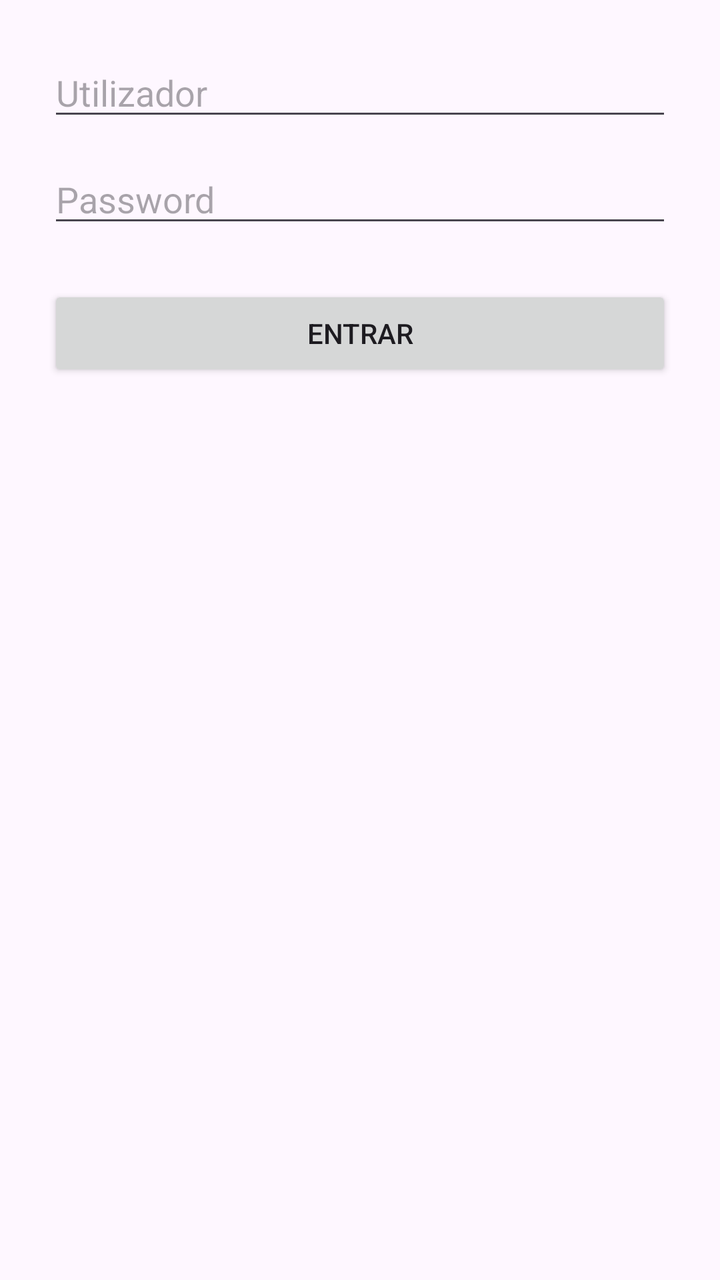
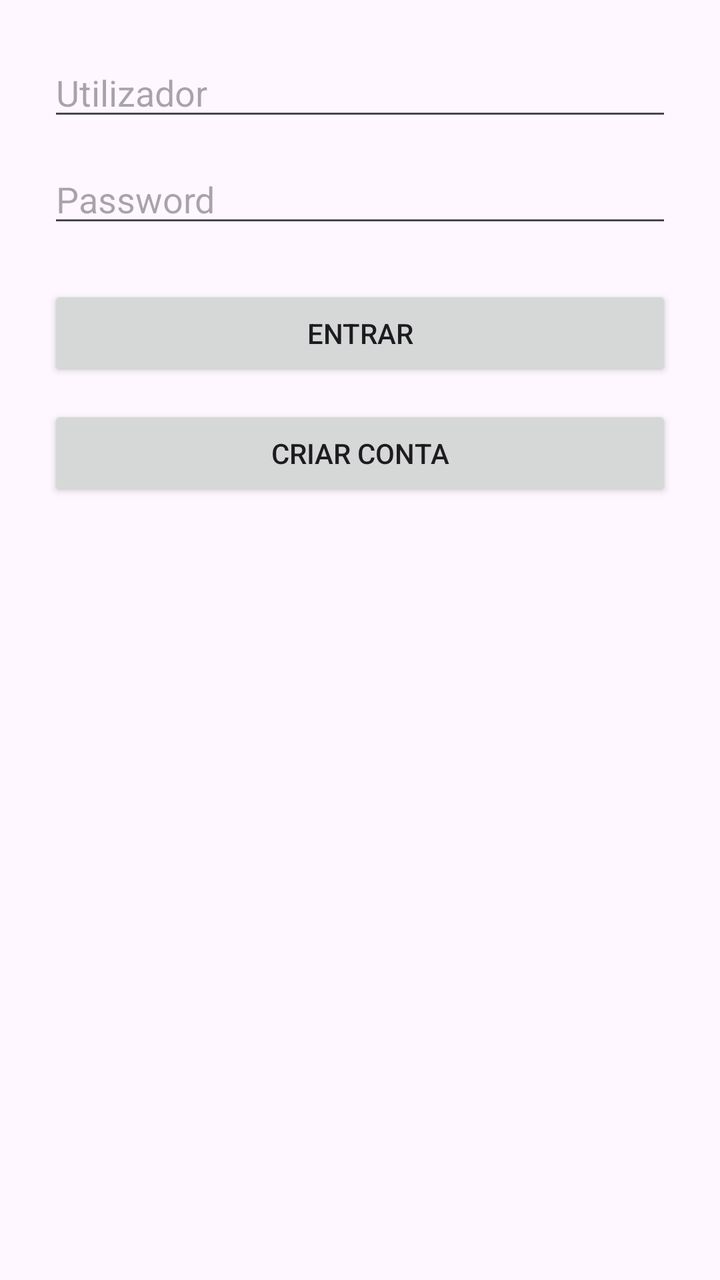

Compare the two renders of this Android layout. The source of the first and the diff that turns it into the second are given below.
<!-- AndroidManifest.xml: application theme Theme.TarefasAPI -->
<!-- res/layout/activity_login.xml -->
<?xml version="1.0" encoding="utf-8"?>
<LinearLayout
    xmlns:android="http://schemas.android.com/apk/res/android"
    android:layout_width="match_parent"
    android:layout_height="match_parent"
    android:orientation="vertical"
    android:padding="24dp">

    
    <EditText
        android:id="@+id/edtUsername"
        android:layout_width="match_parent"
        android:layout_height="wrap_content"
        android:hint="Utilizador" />

    
    <EditText
        android:id="@+id/edtPassword"
        android:layout_width="match_parent"
        android:layout_height="wrap_content"
        android:hint="Password"
        android:inputType="textPassword"
        android:layout_marginTop="12dp" />

    
    <Button
        android:id="@+id/btnLogin"
        android:layout_width="match_parent"
        android:layout_height="wrap_content"
        android:text="Entrar"
        android:layout_marginTop="24dp" />

</LinearLayout>
<!-- resources referenced by this layout -->
<resources>
  <style name="Theme.TarefasAPI" parent="Base.Theme.TarefasAPI" />
  <style name="Base.Theme.TarefasAPI" parent="Theme.Material3.DayNight.NoActionBar">
          
          
      </style>
</resources>

<!-- the commit's change to res/layout/activity_login.xml (unified diff, before → after) -->
@@ -1,6 +1,5 @@
 <?xml version="1.0" encoding="utf-8"?>
-<LinearLayout
-    xmlns:android="http://schemas.android.com/apk/res/android"
+<LinearLayout xmlns:android="http://schemas.android.com/apk/res/android"
     android:layout_width="match_parent"
     android:layout_height="match_parent"
     android:orientation="vertical"
@@ -30,4 +29,12 @@
         android:text="Entrar"
         android:layout_marginTop="24dp" />
 
+    
+    <Button
+        android:id="@+id/btnGoRegister"
+        android:layout_width="match_parent"
+        android:layout_height="wrap_content"
+        android:text="Criar conta"
+        android:layout_marginTop="12dp" />
+
 </LinearLayout>
